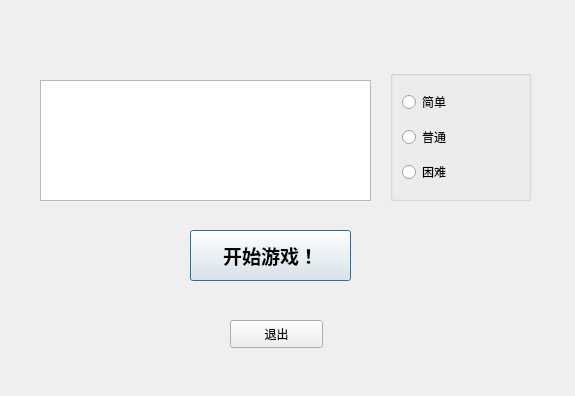
This is dialog_start.ui in WCIofQMandRA/Protect-the-Planet as Qt 5 draws it before an edit. The edited form follows.
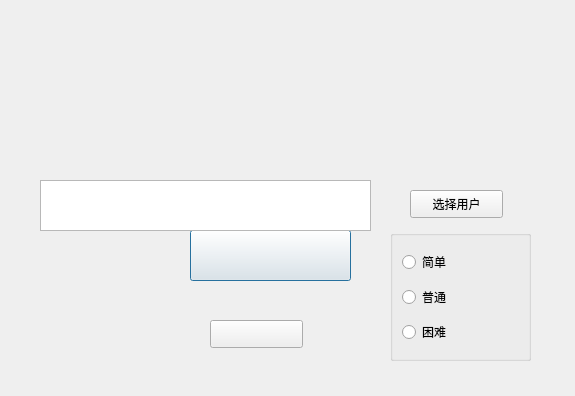
This is the edited form. Icons and pictures are not drawn.

Commit message: Update start_dialog

```diff
--- a/dialog_start.ui
+++ b/dialog_start.ui
@@ -29,17 +29,23 @@
      <bold>true</bold>
     </font>
    </property>
+   <property name="autoFillBackground">
+    <bool>false</bool>
+   </property>
+   <property name="styleSheet">
+    <string notr="true">border-image: url(:/pictures/resources/start_button.png);</string>
+   </property>
    <property name="text">
-    <string>开始游戏！</string>
+    <string/>
    </property>
   </widget>
   <widget class="QPlainTextEdit" name="editor_player_name">
    <property name="geometry">
     <rect>
      <x>40</x>
-     <y>80</y>
+     <y>180</y>
      <width>331</width>
-     <height>121</height>
+     <height>51</height>
     </rect>
    </property>
    <property name="font">
@@ -51,21 +57,24 @@
   <widget class="QPushButton" name="button_exit">
    <property name="geometry">
     <rect>
-     <x>230</x>
+     <x>210</x>
      <y>320</y>
      <width>93</width>
      <height>28</height>
     </rect>
    </property>
+   <property name="styleSheet">
+    <string notr="true">border-image: url(:/pictures/resources/exit_button.png);</string>
+   </property>
    <property name="text">
-    <string>退出</string>
+    <string/>
    </property>
   </widget>
   <widget class="QGroupBox" name="diffculty">
    <property name="geometry">
     <rect>
      <x>390</x>
-     <y>70</y>
+     <y>230</y>
      <width>141</width>
      <height>131</height>
     </rect>
@@ -94,6 +103,32 @@
     </item>
    </layout>
   </widget>
+  <widget class="QLabel" name="label1">
+   <property name="geometry">
+    <rect>
+     <x>120</x>
+     <y>20</y>
+     <width>321</width>
+     <height>121</height>
+    </rect>
+   </property>
+   <property name="text">
+    <string/>
+   </property>
+  </widget>
+  <widget class="QPushButton" name="pushButton">
+   <property name="geometry">
+    <rect>
+     <x>410</x>
+     <y>190</y>
+     <width>93</width>
+     <height>28</height>
+    </rect>
+   </property>
+   <property name="text">
+    <string>选择用户</string>
+   </property>
+  </widget>
  </widget>
  <resources/>
  <connections/>
```
The commit also changes 10 other files.
